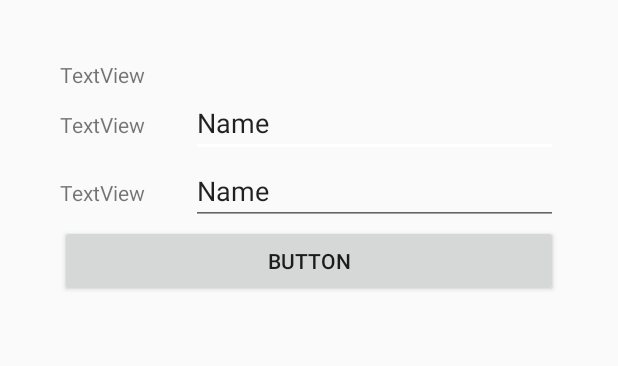
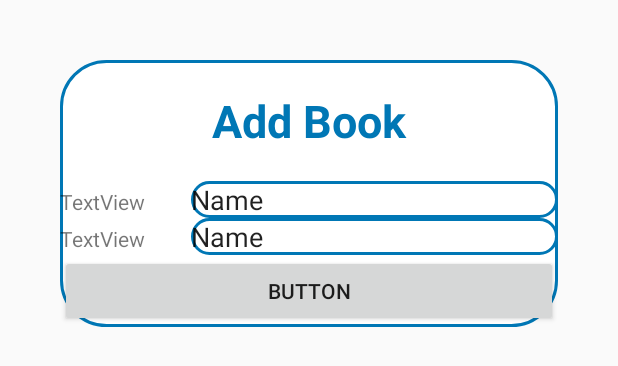
Before and after one commit to Salah-EddineChnitifa/BookLibrary, an Android app: the layout add_book.xml on its own in the app's theme, with its tools: preview values and no code run, on a phone screen of 412 x 824 dp. Shown: the top 366 px of the screen. Run offline under Robolectric (Android 15) with nearby library versions, the phone set to English and light mode, and no system bars.

Commit message:
Add dialog "add book"

```diff
--- a/app/src/main/res/layout/add_book.xml
+++ b/app/src/main/res/layout/add_book.xml
@@ -1,16 +1,21 @@
 <?xml version="1.0" encoding="utf-8"?>
-<LinearLayout
-    xmlns:android="http://schemas.android.com/apk/res/android"
+<LinearLayout xmlns:android="http://schemas.android.com/apk/res/android"
     android:layout_width="match_parent"
-    android:layout_height="match_parent"
+    android:layout_height="wrap_content"
     android:layout_margin="40dp"
+    android:background="@drawable/dialog_border"
     android:orientation="vertical">
 
     <TextView
         android:id="@+id/textView"
         android:layout_width="match_parent"
-        android:layout_height="wrap_content"
-        android:text="TextView" />
+        android:layout_height="match_parent"
+        android:gravity="center"
+        android:textColor="@color/colorPrimary"
+        android:textStyle="bold"
+        android:textSize="30sp"
+        android:layout_margin="20dp"
+        android:text="Add Book" />
 
     <LinearLayout
         android:layout_width="match_parent"
@@ -30,6 +35,7 @@
             android:layout_height="wrap_content"
             android:layout_weight="1"
             android:ems="10"
+            android:background="@drawable/dialog_border"
             android:inputType="textPersonName"
             android:text="Name" />
     </LinearLayout>
@@ -53,6 +59,7 @@
             android:layout_weight="1"
             android:ems="10"
             android:inputType="textPersonName"
+            android:background="@drawable/dialog_border"
             android:text="Name" />
     </LinearLayout>
 
```
